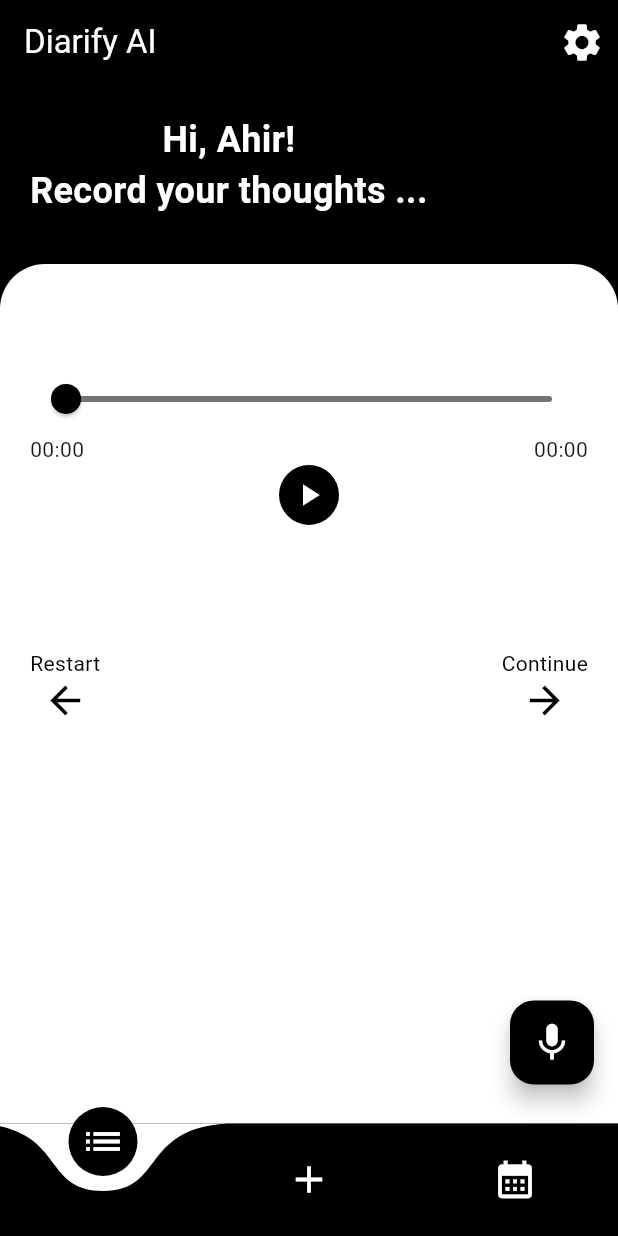
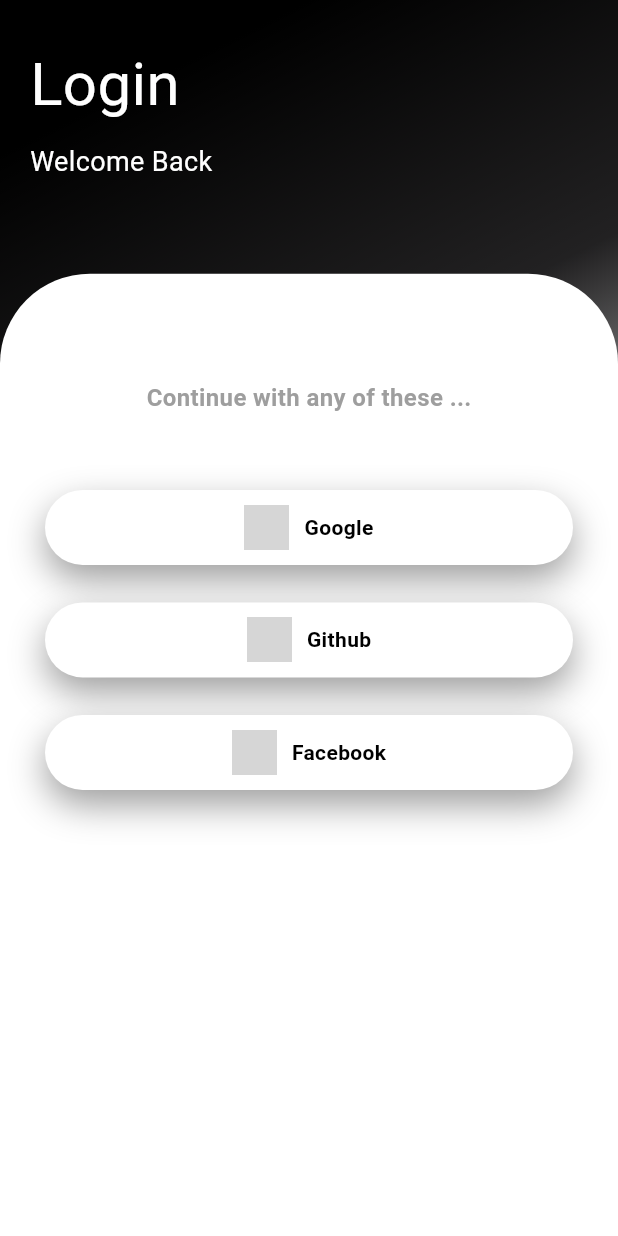
Before and after one commit to anujyadav140/Diary-AI, a Flutter app: the screen it shows after launch, on a phone screen of 412 x 824 dp. Run offline on Flutter 3.47's test engine with Material 2 defaults, Android fonts, the phone set to English and light mode, and no system bars; drawn by our look-alikes of curved_navigation_bar; our stand-ins replace action_slider, audioplayers, cloud_firestore, file_picker, firebase_auth, firebase_core and 1 more; missing offline and left inert: audio_waveforms; accounts and stored records are empty; network calls fail; grey boxes are pictures that could not be loaded.

Commit message:
added google sign in

```diff
--- /dev/null
+++ b/lib/authentication/authgate.dart
@@ -0,0 +1,27 @@
+import 'package:diarify/pages/home.dart';
+import 'package:diarify/pages/login.dart';
+import 'package:firebase_auth/firebase_auth.dart';
+import 'package:flutter/material.dart';
+
+class AuthGate extends StatelessWidget {
+  const AuthGate({super.key});
+
+  @override
+  Widget build(BuildContext context) {
+    return Scaffold(
+      body: StreamBuilder(
+        stream: FirebaseAuth.instance.authStateChanges(),
+        builder: (BuildContext context, AsyncSnapshot<User?> snapshot) {
+          //user is logged in
+          if (snapshot.hasData) {
+            return const DiarifyHome();
+          }
+          //user is not logged in
+          else {
+            return const DiarifyLogin();
+          }
+        },
+      ),
+    );
+  }
+}
--- a/lib/pages/home.dart
+++ b/lib/pages/home.dart
@@ -1,8 +1,8 @@
 import 'dart:io';
 import 'dart:math';
 import 'package:curved_navigation_bar/curved_navigation_bar.dart';
-import 'package:diarify_ai/components/slide_act.dart';
-import 'package:diarify_ai/components/audio_player.dart';
+import 'package:diarify/components/slide_act.dart';
+import 'package:diarify/components/audio_player.dart';
 import 'package:file_picker/file_picker.dart';
 import 'package:path_provider/path_provider.dart';
 import 'package:flutter/material.dart';
@@ -81,14 +81,14 @@ class _DiarifyHomeState extends State<DiarifyHome> {
               height: 100,
               padding: const EdgeInsets.only(left: 20, top: 20),
               alignment: Alignment.centerLeft,
-              decoration: BoxDecoration(
+              decoration: const BoxDecoration(
                 color: Colors.black,
                 borderRadius: BorderRadius.only(
                   bottomLeft: Radius.circular(30),
                   bottomRight: Radius.circular(30),
                 ),
               ),
-              child: Column(children: [
+              child: const Column(children: [
                 Text(
                   'Hi, Ahir!',
                   style: TextStyle(
@@ -111,7 +111,7 @@ class _DiarifyHomeState extends State<DiarifyHome> {
             Expanded(
                 child: Container(
               padding: const EdgeInsets.only(left: 20, right: 20),
-              decoration: BoxDecoration(
+              decoration: const BoxDecoration(
                 color: Colors.white,
                 borderRadius: BorderRadius.only(
                   topLeft: Radius.circular(30),
--- /dev/null
+++ b/lib/pages/login.dart
@@ -0,0 +1,207 @@
+import 'package:diarify/pages/home.dart';
+import 'package:flutter/material.dart';
+import 'package:diarify/services/authservice.dart';
+
+class DiarifyLogin extends StatefulWidget {
+  const DiarifyLogin({super.key});
+
+  @override
+  State<DiarifyLogin> createState() => _DiarifyLoginState();
+}
+
+class _DiarifyLoginState extends State<DiarifyLogin> {
+  void googleLogin() async {
+    //show loading
+    showDialog(
+        context: context,
+        builder: (context) {
+          return const Center(
+            child: CircularProgressIndicator(),
+          );
+        });
+    AuthService().signInWithGoogle();
+    //pop the loading
+    Navigator.pop(context);
+  }
+
+  @override
+  Widget build(BuildContext context) {
+    return Scaffold(
+      body: Container(
+        width: double.infinity,
+        decoration: const BoxDecoration(
+            gradient: LinearGradient(
+                begin: Alignment.topCenter,
+                colors: [Colors.black, Colors.black87, Colors.white])),
+        child: Column(
+          crossAxisAlignment: CrossAxisAlignment.start,
+          children: <Widget>[
+            SizedBox(
+              height: MediaQuery.of(context).size.height * 0.01,
+            ),
+            const Padding(
+              padding: EdgeInsets.all(20),
+              child: Column(
+                crossAxisAlignment: CrossAxisAlignment.start,
+                children: <Widget>[
+                  Text(
+                    "Login",
+                    style: TextStyle(color: Colors.white, fontSize: 40),
+                  ),
+                  SizedBox(
+                    height: 10,
+                  ),
+                  Text(
+                    "Welcome Back",
+                    style: TextStyle(color: Colors.white, fontSize: 18),
+                  ),
+                ],
+              ),
+            ),
+            SizedBox(
+              height: MediaQuery.of(context).size.height * 0.05,
+            ),
+            Expanded(
+              child: Container(
+                decoration: const BoxDecoration(
+                    color: Colors.white,
+                    borderRadius: BorderRadius.only(
+                        topLeft: Radius.circular(60),
+                        topRight: Radius.circular(60))),
+                child: SingleChildScrollView(
+                  child: Padding(
+                    padding: const EdgeInsets.all(30),
+                    child: Column(
+                      children: <Widget>[
+                        SizedBox(
+                          height: MediaQuery.of(context).size.height * 0.05,
+                        ),
+                        const Text("Continue with any of these ...",
+                            style: TextStyle(
+                                color: Colors.grey,
+                                fontSize: 16,
+                                fontWeight: FontWeight.bold)),
+                        const SizedBox(
+                          height: 50,
+                        ),
+                        Column(
+                          children: <Widget>[
+                            Padding(
+                              padding: const EdgeInsets.only(bottom: 25.0),
+                              child: GestureDetector(
+                                onTap: googleLogin,
+                                child: Container(
+                                  height: 50,
+                                  decoration: BoxDecoration(
+                                      borderRadius: BorderRadius.circular(50),
+                                      boxShadow: const [
+                                        BoxShadow(
+                                            color: Colors.grey,
+                                            blurRadius: 20,
+                                            offset: Offset(0, 10))
+                                      ],
+                                      color: Colors.white),
+                                  child: Row(
+                                    mainAxisAlignment: MainAxisAlignment.center,
+                                    children: [
+                                      Image.network(
+                                        'https://cdn-icons-png.flaticon.com/512/2702/2702602.png',
+                                        height: 30,
+                                        width: 30,
+                                      ),
+                                      const Padding(
+                                        padding: EdgeInsets.only(left: 10),
+                                        child: Text(
+                                          "Google",
+                                          style: TextStyle(
+                                              color: Colors.black,
+                                              fontWeight: FontWeight.bold),
+                                        ),
+                                      ),
+                                    ],
+                                  ),
+                                ),
+                              ),
+                            ),
+                            Padding(
+                              padding: const EdgeInsets.only(bottom: 25.0),
+                              child: Container(
+                                height: 50,
+                                decoration: BoxDecoration(
+                                    borderRadius: BorderRadius.circular(50),
+                                    boxShadow: const [
+                                      BoxShadow(
+                                          color: Colors.grey,
+                                          blurRadius: 20,
+                                          offset: Offset(0, 10))
+                                    ],
+                                    color: Colors.white),
+                                child: Row(
+                                  mainAxisAlignment: MainAxisAlignment.center,
+                                  children: [
+                                    Image.network(
+                                      'https://cdn-icons-png.flaticon.com/512/733/733609.png',
+                                      height: 30,
+                                      width: 30,
+                                    ),
+                                    const Padding(
+                                      padding: EdgeInsets.only(left: 10),
+                                      child: Text(
+                                        "Github",
+                                        style: TextStyle(
+                                            color: Colors.black,
+                                            fontWeight: FontWeight.bold),
+                                      ),
+                                    ),
+                                  ],
+                                ),
+                              ),
+                            ),
+                            Padding(
+                              padding: const EdgeInsets.only(bottom: 25.0),
+                              child: Container(
+                                height: 50,
+                                decoration: BoxDecoration(
+                                    borderRadius: BorderRadius.circular(50),
+                                    boxShadow: const [
+                                      BoxShadow(
+                                          color: Colors.grey,
+                                          blurRadius: 20,
+                                          offset: Offset(0, 10))
+                                    ],
+                                    color: Colors.white),
+                                child: Row(
+                                  mainAxisAlignment: MainAxisAlignment.center,
+                                  children: [
+                                    Image.network(
+                                      'https://cdn-icons-png.flaticon.com/512/733/733547.png',
+                                      height: 30,
+                                      width: 30,
+                                    ),
+                                    const Padding(
+                                      padding: EdgeInsets.only(left: 10),
+                                      child: Text(
+                                        "Facebook",
+                                        style: TextStyle(
+                                            color: Colors.black,
+                                            fontWeight: FontWeight.bold),
+                                      ),
+                                    ),
+                                  ],
+                                ),
+                              ),
+                            ),
+                          ],
+                        )
+                      ],
+                    ),
+                  ),
+                ),
+              ),
+            )
+          ],
+        ),
+      ),
+    );
+  }
+}
--- /dev/null
+++ b/lib/services/diarify_services.dart
@@ -0,0 +1,3 @@
+class DiarifyServices {
+
+}
```
Also changed, not shown: lib/main.dart (+15 -5 lines), lib/services/authservice.dart (added, +137 -0 lines), pubspec.yaml (+9 -3 lines), firebase.json, lib/firebase_options.dart, pubspec.lock, 11 other files.
